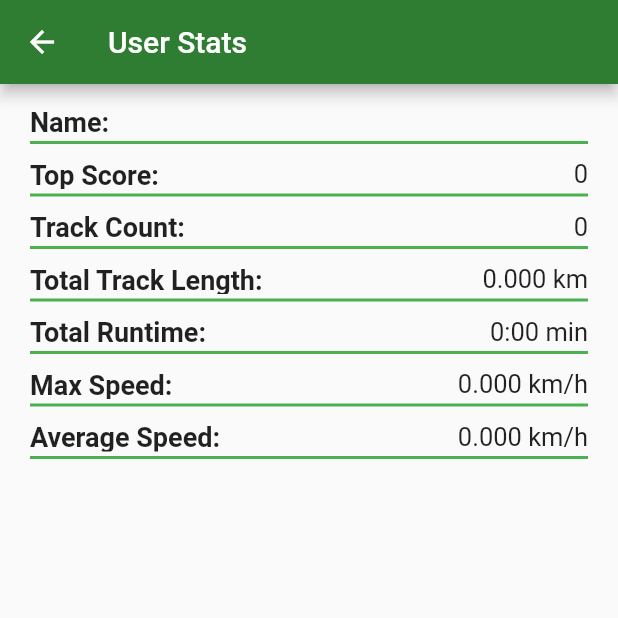
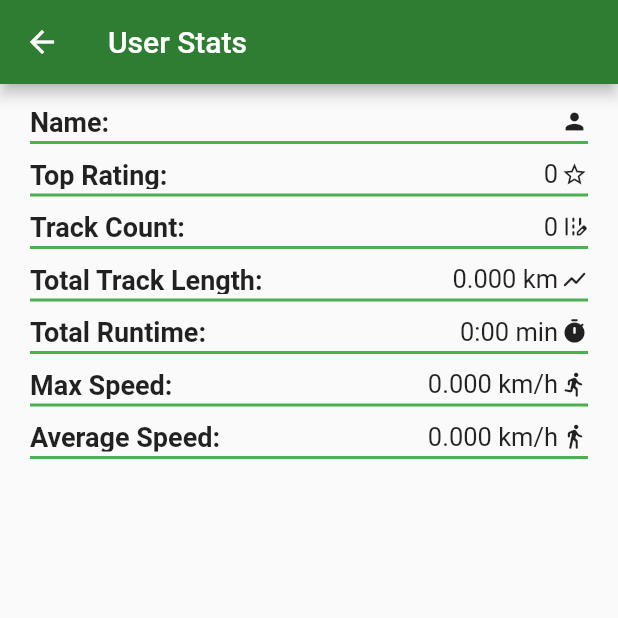
Before and after one commit to Dioben/ICM_PROJETO2_93179_93391, a Flutter app: the UserStats screen opened directly, on a phone screen of 412 x 824 dp, the top half of it. Run offline on Flutter 3.47's test engine with Material 2 defaults, Android fonts, the phone set to English and light mode, and no system bars; our stand-ins replace cached_network_image, cloud_firestore, firebase_auth, firebase_core, firebase_storage, flutter_swiper and 6 more; accounts and stored records are empty.

Commit message:
icons in user info + moved icons to the right

```diff
--- a/lib/widgets/track-info.dart
+++ b/lib/widgets/track-info.dart
@@ -341,14 +341,14 @@ class _TrackItemFieldState extends State<TrackItemField> {
             child: Row(
               mainAxisAlignment: MainAxisAlignment.spaceBetween,
               children: [
+                Text(widget.title , style: TextStyle(fontSize: 18, fontWeight: FontWeight.bold)),
                 Row(
                   mainAxisAlignment: MainAxisAlignment.start,
                   children: [
-                    Container(child: Icon(widget.icon, size: 19,), margin: EdgeInsets.fromLTRB(0,0,2,0),),
-                    Text(widget.title , style: TextStyle(fontSize: 18, fontWeight: FontWeight.bold)),
+                    Text(widget.value, style: TextStyle(fontSize: 17)),
+                    Container(child: Icon(widget.icon, size: 18,), margin: EdgeInsets.fromLTRB(2,0,0,0),),
                   ],
                 ),
-                Text(widget.value, style: TextStyle(fontSize: 17)),
               ],
             )),
         Container(
@@ -389,14 +389,14 @@ class _TrackItemFieldListState extends State<TrackItemFieldList> {
           child: Row(
             mainAxisAlignment: MainAxisAlignment.spaceBetween,
             children: [
+              Text(widget.title , style: TextStyle(fontSize: 16, fontWeight: FontWeight.bold)),
               Row(
                 mainAxisAlignment: MainAxisAlignment.start,
                 children: [
-                  Container(child: Icon(widget.icon, size: 16,), margin: EdgeInsets.fromLTRB(0,0,2,0),),
-                  Text(widget.title , style: TextStyle(fontSize: 16, fontWeight: FontWeight.bold)),
+              Text(widget.value , style: TextStyle(fontSize: 15)),
+                  Container(child: Icon(widget.icon, size: 16,), margin: EdgeInsets.fromLTRB(2,0,0,0),),
                 ],
               ),
-              Text(widget.value , style: TextStyle(fontSize: 15)),
             ],
           )
         ),
--- a/lib/widgets/track-list.dart
+++ b/lib/widgets/track-list.dart
@@ -211,14 +211,14 @@ class _TrackItemFieldState extends State<TrackItemField> {
           child: Row(
             mainAxisAlignment: MainAxisAlignment.spaceBetween,
             children: [
+              Text(widget.title , style: TextStyle(fontSize: 16, fontWeight: FontWeight.bold)),
               Row(
                 mainAxisAlignment: MainAxisAlignment.start,
                 children: [
-                  Container(child: Icon(widget.icon, size: 16,), margin: EdgeInsets.fromLTRB(0,0,2,0),),
-                  Text(widget.title , style: TextStyle(fontSize: 16, fontWeight: FontWeight.bold)),
+                  Text(widget.value , style: TextStyle(fontSize: 15)),
+                  Container(child: Icon(widget.icon, size: 16,), margin: EdgeInsets.fromLTRB(2,0,0,0),),
                 ],
               ),
-              Text(widget.value , style: TextStyle(fontSize: 15)),
             ],
           )
         ),
--- a/lib/widgets/user-info.dart
+++ b/lib/widgets/user-info.dart
@@ -18,13 +18,13 @@ class UserStats extends StatelessWidget{
             child: Column(
               mainAxisAlignment: MainAxisAlignment.start,
               children: [
-                UserItemField(title: "Name:", value: user.username,),
-                UserItemField(title: "Top Score:", value: user.top_rating.toString(),),
-                UserItemField(title: "Track Count:", value: user.coursecount.toString(),),
-                UserItemField(title: "Total Track Length:", value: user.formattedTrackLength(),),
-                UserItemField(title: "Total Runtime:", value: user.formattedRuntime(),),
-                UserItemField(title: "Max Speed:", value: user.formattedMaxSpeed(),),
-                UserItemField(title: "Average Speed:", value: user.formattedAvgSpeed(),),
+                UserItemField(title: "Name:", value: user.username, icon: Icons.person),
+                UserItemField(title: "Top Rating:", value: user.top_rating.toString(), icon: Icons.star_border_outlined),
+                UserItemField(title: "Track Count:", value: user.coursecount.toString(), icon: Icons.edit_road_rounded),
+                UserItemField(title: "Total Track Length:", value: user.formattedTrackLength(), icon: Icons.show_chart_rounded),
+                UserItemField(title: "Total Runtime:", value: user.formattedRuntime(), icon: Icons.timer_rounded),
+                UserItemField(title: "Max Speed:", value: user.formattedMaxSpeed(), icon: Icons.directions_run_rounded),
+                UserItemField(title: "Average Speed:", value: user.formattedAvgSpeed(), icon: Icons.directions_walk_rounded),
               ],
             )
 
@@ -35,10 +35,11 @@ class UserStats extends StatelessWidget{
 }
 
 class UserItemField extends StatefulWidget {
-  UserItemField({Key key, @required this.title, @required this.value})
+  UserItemField({Key key, @required this.title, @required this.value, @required this.icon})
       : super(key: key);
   final String title;
   final String value;
+  final IconData icon;
 
   @override
   _UserItemFieldState createState() => new _UserItemFieldState();
@@ -56,10 +57,14 @@ class _UserItemFieldState extends State<UserItemField> {
             child: Row(
               mainAxisAlignment: MainAxisAlignment.spaceBetween,
               children: [
-                Text(widget.title,
-                    style:
-                        TextStyle(fontSize: 18, fontWeight: FontWeight.bold)),
-                Text(widget.value, style: TextStyle(fontSize: 17)),
+                Text(widget.title , style: TextStyle(fontSize: 18, fontWeight: FontWeight.bold)),
+                Row(
+                  mainAxisAlignment: MainAxisAlignment.start,
+                  children: [
+                    Text(widget.value, style: TextStyle(fontSize: 17)),
+                    Container(child: Icon(widget.icon, size: 18,), margin: EdgeInsets.fromLTRB(2,0,0,0),),
+                  ],
+                ),
               ],
             )),
         Container(
```
